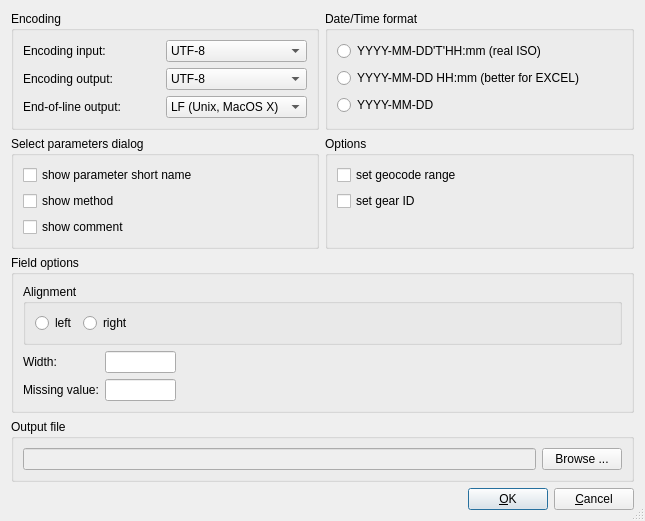
Before: the Qt Designer form trunk/Forms/formatedTextOptionsDialog/formatedtextoptionsdialog.ui in pangaea-data-publisher/Pan2Applic, drawn with Qt 5.
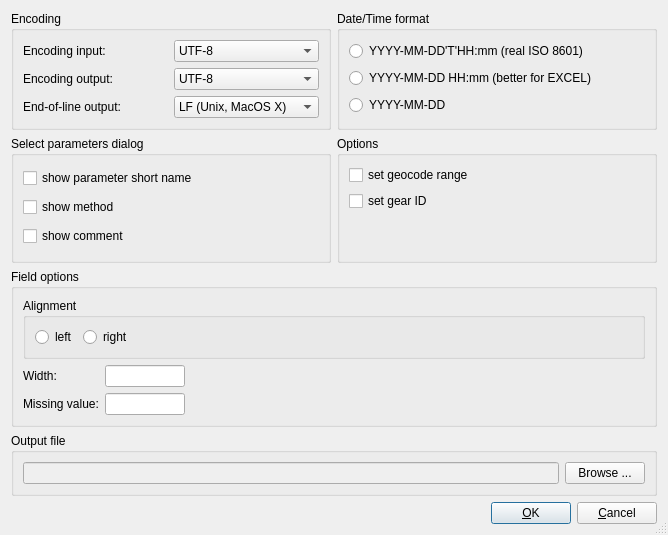
After: the same form once the commit is applied.

What changed in the file:
```diff
--- a/trunk/Forms/formatedTextOptionsDialog/formatedtextoptionsdialog.ui
+++ b/trunk/Forms/formatedTextOptionsDialog/formatedtextoptionsdialog.ui
@@ -6,8 +6,8 @@
    <rect>
     <x>0</x>
     <y>0</y>
-    <width>645</width>
-    <height>488</height>
+    <width>668</width>
+    <height>535</height>
    </rect>
   </property>
   <property name="windowTitle">
@@ -116,7 +116,7 @@
       <item row="0" column="0">
        <widget class="QRadioButton" name="realISO_radioButton">
         <property name="text">
-         <string>YYYY-MM-DD'T'HH:mm (real ISO)</string>
+         <string>YYYY-MM-DD'T'HH:mm (real ISO 8601)</string>
         </property>
        </widget>
       </item>
```
